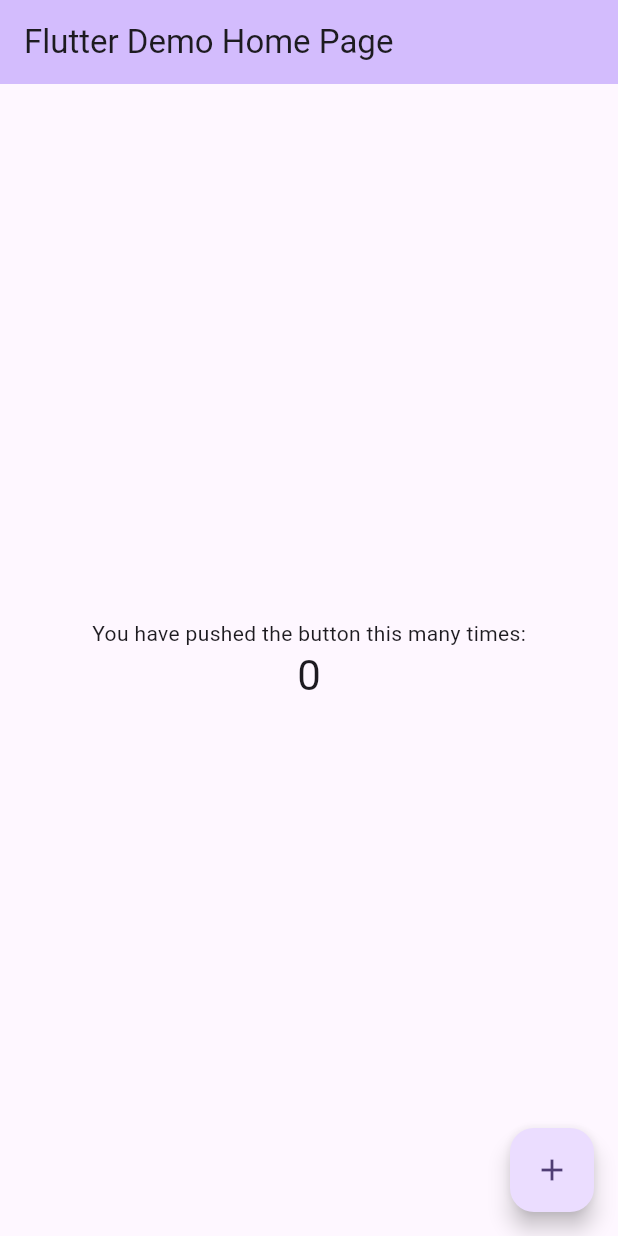
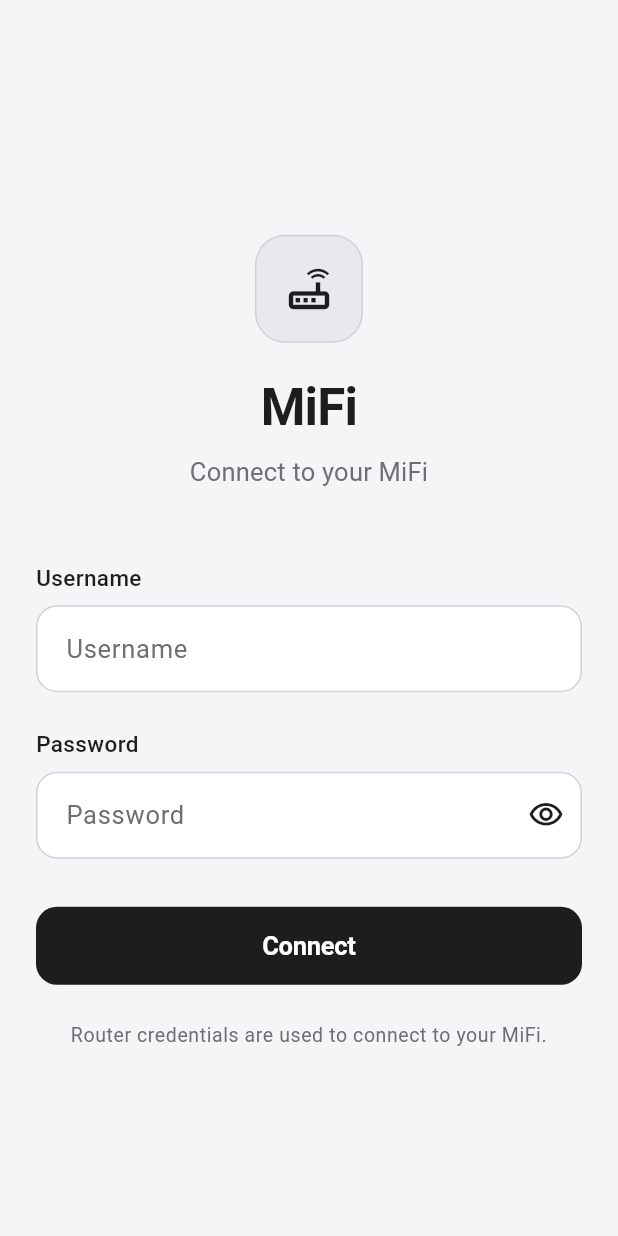
Before and after one commit to Obiinnaa-codes/lynqo, a Flutter app: the screen it shows after launch, on a phone screen of 412 x 824 dp. Run offline on Flutter 3.47's test engine with Material 3 defaults, Android fonts, the light colour scheme and no system bars; our stand-ins replace flutter_riverpod, go_router.

Commit message:
Implement initial app structure with login functionality and theming
- Set up main application entry point using Riverpod for state management.
- Create a login screen with validation and user input handling.
- Introduce app theming and constants for colors, radii, and spacing.
- Add routing for navigation to the login screen.
- Include necessary dependencies in pubspec.yaml for state management and secure storage.
- Implement shared widgets for logo, buttons, and text fields.
- Update generated plugin registrants for new dependencies.

```diff
--- /dev/null
+++ b/lib/core/constants/app_colors.dart
@@ -0,0 +1,15 @@
+import 'package:flutter/material.dart';
+
+abstract final class AppColors {
+  static const Color background = Color(0xFFF5F5F7);
+  static const Color surface = Color(0xFFFFFFFF);
+  static const Color primary = Color(0xFF1D1D1F);
+  static const Color primaryDisabled = Color(0xFFB0B0B5);
+  static const Color onPrimary = Color(0xFFFFFFFF);
+  static const Color textPrimary = Color(0xFF1D1D1F);
+  static const Color textSecondary = Color(0xFF6E6E73);
+  static const Color border = Color(0xFFD1D1D6);
+  static const Color borderFocused = Color(0xFF8E8E93);
+  static const Color error = Color(0xFFFF3B30);
+  static const Color logoBackground = Color(0xFFE8E8ED);
+}
--- /dev/null
+++ b/lib/core/constants/app_radii.dart
@@ -0,0 +1,5 @@
+abstract final class AppRadii {
+  static const double field = 14;
+  static const double button = 14;
+  static const double logo = 20;
+}
--- /dev/null
+++ b/lib/core/constants/app_spacing.dart
@@ -0,0 +1,8 @@
+abstract final class AppSpacing {
+  static const double xs = 8;
+  static const double sm = 12;
+  static const double md = 16;
+  static const double lg = 24;
+  static const double xl = 32;
+  static const double xxl = 48;
+}
--- /dev/null
+++ b/lib/core/routing/app_router.dart
@@ -0,0 +1,17 @@
+import 'package:flutter_riverpod/flutter_riverpod.dart';
+import 'package:go_router/go_router.dart';
+
+import '../../features/auth/presentation/screens/login_screen.dart';
+import 'app_routes.dart';
+
+final goRouterProvider = Provider<GoRouter>((ref) {
+  return GoRouter(
+    initialLocation: AppRoutes.login,
+    routes: [
+      GoRoute(
+        path: AppRoutes.login,
+        builder: (context, state) => const LoginScreen(),
+      ),
+    ],
+  );
+});
--- /dev/null
+++ b/lib/core/routing/app_routes.dart
@@ -0,0 +1,3 @@
+abstract final class AppRoutes {
+  static const String login = '/login';
+}
--- /dev/null
+++ b/lib/core/theme/app_theme.dart
@@ -0,0 +1,123 @@
+import 'package:flutter/material.dart';
+import 'package:flutter/services.dart';
+
+import '../constants/app_colors.dart';
+import '../constants/app_radii.dart';
+
+abstract final class AppTheme {
+  static ThemeData get light {
+    const colorScheme = ColorScheme.light(
+      surface: AppColors.surface,
+      onSurface: AppColors.textPrimary,
+      primary: AppColors.primary,
+      onPrimary: AppColors.onPrimary,
+      error: AppColors.error,
+    );
+
+    return ThemeData(
+      useMaterial3: true,
+      colorScheme: colorScheme,
+      scaffoldBackgroundColor: AppColors.background,
+      appBarTheme: const AppBarTheme(
+        backgroundColor: AppColors.background,
+        foregroundColor: AppColors.textPrimary,
+        elevation: 0,
+        scrolledUnderElevation: 0,
+        systemOverlayStyle: SystemUiOverlayStyle.dark,
+      ),
+      textTheme: const TextTheme(
+        headlineLarge: TextStyle(
+          fontSize: 34,
+          fontWeight: FontWeight.w600,
+          letterSpacing: -0.5,
+          color: AppColors.textPrimary,
+          height: 1.15,
+        ),
+        titleMedium: TextStyle(
+          fontSize: 17,
+          fontWeight: FontWeight.w400,
+          color: AppColors.textSecondary,
+          height: 1.35,
+        ),
+        bodyMedium: TextStyle(
+          fontSize: 15,
+          fontWeight: FontWeight.w400,
+          color: AppColors.textSecondary,
+          height: 1.4,
+        ),
+        labelLarge: TextStyle(
+          fontSize: 17,
+          fontWeight: FontWeight.w600,
+          color: AppColors.onPrimary,
+          letterSpacing: -0.2,
+        ),
+        bodySmall: TextStyle(
+          fontSize: 13,
+          fontWeight: FontWeight.w400,
+          color: AppColors.textSecondary,
+          height: 1.45,
+        ),
+      ),
+      inputDecorationTheme: InputDecorationTheme(
+        filled: true,
+        fillColor: AppColors.surface,
+        contentPadding: const EdgeInsets.symmetric(
+          horizontal: 16,
+          vertical: 16,
+        ),
+        hintStyle: const TextStyle(
+          fontSize: 17,
+          fontWeight: FontWeight.w400,
+          color: AppColors.textSecondary,
+        ),
+        border: OutlineInputBorder(
+          borderRadius: BorderRadius.circular(AppRadii.field),
+          borderSide: const BorderSide(color: AppColors.border),
+        ),
+        enabledBorder: OutlineInputBorder(
+          borderRadius: BorderRadius.circular(AppRadii.field),
+          borderSide: const BorderSide(color: AppColors.border),
+        ),
+        focusedBorder: OutlineInputBorder(
+          borderRadius: BorderRadius.circular(AppRadii.field),
+          borderSide: const BorderSide(
+            color: AppColors.borderFocused,
+            width: 1.5,
+          ),
+        ),
+        errorBorder: OutlineInputBorder(
+          borderRadius: BorderRadius.circular(AppRadii.field),
+          borderSide: const BorderSide(color: AppColors.error),
+        ),
+        focusedErrorBorder: OutlineInputBorder(
+          borderRadius: BorderRadius.circular(AppRadii.field),
+          borderSide: const BorderSide(color: AppColors.error, width: 1.5),
+        ),
+        errorStyle: const TextStyle(
+          fontSize: 13,
+          color: AppColors.error,
+          height: 1.3,
+        ),
+      ),
+      filledButtonTheme: FilledButtonThemeData(
+        style: FilledButton.styleFrom(
+          backgroundColor: AppColors.primary,
+          foregroundColor: AppColors.onPrimary,
+          disabledBackgroundColor: AppColors.primaryDisabled,
+          disabledForegroundColor: AppColors.onPrimary,
+          minimumSize: const Size.fromHeight(52),
+          padding: const EdgeInsets.symmetric(horizontal: 24, vertical: 16),
+          shape: RoundedRectangleBorder(
+            borderRadius: BorderRadius.circular(AppRadii.button),
+          ),
+          elevation: 0,
+          textStyle: const TextStyle(
+            fontSize: 17,
+            fontWeight: FontWeight.w600,
+            letterSpacing: -0.2,
+          ),
+        ),
+      ),
+    );
+  }
+}
--- /dev/null
+++ b/lib/features/auth/presentation/providers/login_controller.dart
@@ -0,0 +1,102 @@
+import 'package:flutter_riverpod/flutter_riverpod.dart';
+
+class LoginState {
+  const LoginState({
+    this.username = '',
+    this.password = '',
+    this.obscurePassword = true,
+    this.usernameError,
+    this.passwordError,
+    this.isSubmitting = false,
+  });
+
+  final String username;
+  final String password;
+  final bool obscurePassword;
+  final String? usernameError;
+  final String? passwordError;
+  final bool isSubmitting;
+
+  LoginState copyWith({
+    String? username,
+    String? password,
+    bool? obscurePassword,
+    String? usernameError,
+    String? passwordError,
+    bool? isSubmitting,
+    bool clearUsernameError = false,
+    bool clearPasswordError = false,
+  }) {
+    return LoginState(
+      username: username ?? this.username,
+      password: password ?? this.password,
+      obscurePassword: obscurePassword ?? this.obscurePassword,
+      usernameError: clearUsernameError
+          ? null
+          : (usernameError ?? this.usernameError),
+      passwordError: clearPasswordError
+          ? null
+          : (passwordError ?? this.passwordError),
+      isSubmitting: isSubmitting ?? this.isSubmitting,
+    );
+  }
+}
+
+class LoginController extends Notifier<LoginState> {
+  @override
+  LoginState build() => const LoginState();
+
+  void setUsername(String value) {
+    state = state.copyWith(username: value, clearUsernameError: true);
+  }
+
+  void setPassword(String value) {
+    state = state.copyWith(password: value, clearPasswordError: true);
+  }
+
+  void togglePasswordVisibility() {
+    state = state.copyWith(obscurePassword: !state.obscurePassword);
+  }
+
+  Future<void> connect() async {
+    if (state.isSubmitting) {
+      return;
+    }
+
+    state = state.copyWith(isSubmitting: true);
+
+    final username = state.username.trim();
+    final password = state.password;
+
+    String? usernameError;
+    String? passwordError;
+
+    if (username.isEmpty) {
+      usernameError = 'Username is required';
+    }
+    if (password.isEmpty) {
+      passwordError = 'Password is required';
+    }
+
+    if (usernameError != null || passwordError != null) {
+      state = state.copyWith(
+        isSubmitting: false,
+        usernameError: usernameError,
+        passwordError: passwordError,
+      );
+      return;
+    }
+
+    // TODO: router authentication (Step 2)
+
+    state = state.copyWith(
+      isSubmitting: false,
+      clearUsernameError: true,
+      clearPasswordError: true,
+    );
+  }
+}
+
+final loginControllerProvider = NotifierProvider<LoginController, LoginState>(
+  LoginController.new,
+);
--- /dev/null
+++ b/lib/features/auth/presentation/screens/login_screen.dart
@@ -0,0 +1,119 @@
+import 'package:flutter/material.dart';
+import 'package:flutter_riverpod/flutter_riverpod.dart';
+
+import '../../../../core/constants/app_spacing.dart';
+import '../../../../shared/widgets/app_logo_placeholder.dart';
+import '../../../../shared/widgets/app_primary_button.dart';
+import '../../../../shared/widgets/app_text_field.dart';
+import '../providers/login_controller.dart';
+
+class LoginScreen extends ConsumerStatefulWidget {
+  const LoginScreen({super.key});
+
+  @override
+  ConsumerState<LoginScreen> createState() => _LoginScreenState();
+}
+
+class _LoginScreenState extends ConsumerState<LoginScreen> {
+  late final TextEditingController _usernameController;
+  late final TextEditingController _passwordController;
+
+  @override
+  void initState() {
+    super.initState();
+    _usernameController = TextEditingController();
+    _passwordController = TextEditingController();
+  }
+
+  @override
+  void dispose() {
+    _usernameController.dispose();
+    _passwordController.dispose();
+    super.dispose();
+  }
+
+  @override
+  Widget build(BuildContext context) {
+    final loginState = ref.watch(loginControllerProvider);
+    final loginNotifier = ref.read(loginControllerProvider.notifier);
+    final textTheme = Theme.of(context).textTheme;
+
+    return Scaffold(
+      body: SafeArea(
+        child: Center(
+          child: SingleChildScrollView(
+            padding: const EdgeInsets.symmetric(
+              horizontal: AppSpacing.lg,
+              vertical: AppSpacing.xl,
+            ),
+            child: ConstrainedBox(
+              constraints: const BoxConstraints(maxWidth: 420),
+              child: Column(
+                crossAxisAlignment: CrossAxisAlignment.stretch,
+                children: [
+                  const SizedBox(height: AppSpacing.xl),
+                  const Center(child: AppLogoPlaceholder()),
+                  const SizedBox(height: AppSpacing.lg),
+                  Text(
+                    'MiFi',
+                    textAlign: TextAlign.center,
+                    style: textTheme.headlineLarge,
+                  ),
+                  const SizedBox(height: AppSpacing.sm),
+                  Text(
+                    'Connect to your MiFi',
+                    textAlign: TextAlign.center,
+                    style: textTheme.titleMedium,
+                  ),
+                  const SizedBox(height: AppSpacing.xxl),
+                  AppTextField(
+                    controller: _usernameController,
+                    label: 'Username',
+                    errorText: loginState.usernameError,
+                    textInputAction: TextInputAction.next,
+                    autofillHints: const [AutofillHints.username],
+                    keyboardType: TextInputType.text,
+                    onChanged: loginNotifier.setUsername,
+                    onSubmitted: (_) => FocusScope.of(context).nextFocus(),
+                  ),
+                  const SizedBox(height: AppSpacing.lg),
+                  AppTextField(
+                    controller: _passwordController,
+                    label: 'Password',
+                    errorText: loginState.passwordError,
+                    obscureText: loginState.obscurePassword,
+                    textInputAction: TextInputAction.done,
+                    autofillHints: const [AutofillHints.password],
+                    onChanged: loginNotifier.setPassword,
+                    onSubmitted: (_) => loginNotifier.connect(),
+                    suffixIcon: IconButton(
+                      onPressed: loginNotifier.togglePasswordVisibility,
+                      icon: Icon(
+                        loginState.obscurePassword
+                            ? Icons.visibility_outlined
+                            : Icons.visibility_off_outlined,
+                        color: Theme.of(context).colorScheme.onSurface,
+                      ),
+                    ),
+                  ),
+                  const SizedBox(height: AppSpacing.xl),
+                  AppPrimaryButton(
+                    label: 'Connect',
+                    isLoading: loginState.isSubmitting,
+                    onPressed: loginNotifier.connect,
+                  ),
+                  const SizedBox(height: AppSpacing.lg),
+                  Text(
+                    'Router credentials are used to connect to your MiFi.',
+                    textAlign: TextAlign.center,
+                    style: textTheme.bodySmall,
+                  ),
+                ],
+              ),
+            ),
+          ),
+        ),
+      ),
+    );
+  }
+}
--- a/lib/main.dart
+++ b/lib/main.dart
@@ -1,122 +1,25 @@
 import 'package:flutter/material.dart';
+import 'package:flutter_riverpod/flutter_riverpod.dart';
+
+import 'core/routing/app_router.dart';
+import 'core/theme/app_theme.dart';
 
 void main() {
-  runApp(const MyApp());
+  runApp(const ProviderScope(child: LynqoApp()));
 }
 
-class MyApp extends StatelessWidget {
-  const MyApp({super.key});
+class LynqoApp extends ConsumerWidget {
+  const LynqoApp({super.key});
 
-  // This widget is the root of your application.
   @override
-  Widget build(BuildContext context) {
-    return MaterialApp(
-      title: 'Flutter Demo',
-      theme: ThemeData(
-        // This is the theme of your application.
-        //
-        // TRY THIS: Try running your application with "flutter run". You'll see
-        // the application has a purple toolbar. Then, without quitting the app,
-        // try changing the seedColor in the colorScheme below to Colors.green
-        // and then invoke "hot reload" (save your changes or press the "hot
-        // reload" button in a Flutter-supported IDE, or press "r" if you used
-        // the command line to start the app).
-        //
-        // Notice that the counter didn't reset back to zero; the application
-        // state is not lost during the reload. To reset the state, use hot
-        // restart instead.
-        //
-        // This works for code too, not just values: Most code changes can be
-        // tested with just a hot reload.
-        colorScheme: .fromSeed(seedColor: Colors.deepPurple),
-      ),
-      home: const MyHomePage(title: 'Flutter Demo Home Page'),
+  Widget build(BuildContext context, WidgetRef ref) {
+    final router = ref.watch(goRouterProvider);
+
+    return MaterialApp.router(
+      title: 'MiFi',
+      debugShowCheckedModeBanner: false,
+      theme: AppTheme.light,
+      routerConfig: router,
     );
   }
 }
-
-class MyHomePage extends StatefulWidget {
-  const MyHomePage({super.key, required this.title});
-
-  // This widget is the home page of your application. It is stateful, meaning
-  // that it has a State object (defined below) that contains fields that affect
-  // how it looks.
-
-  // This class is the configuration for the state. It holds the values (in this
-  // case the title) provided by the parent (in this case the App widget) and
-  // used by the build method of the State. Fields in a Widget subclass are
-  // always marked "final".
-
-  final String title;
-
-  @override
-  State<MyHomePage> createState() => _MyHomePageState();
-}
-
-class _MyHomePageState extends State<MyHomePage> {
-  int _counter = 0;
-
-  void _incrementCounter() {
-    setState(() {
-      // This call to setState tells the Flutter framework that something has
-      // changed in this State, which causes it to rerun the build method below
-      // so that the display can reflect the updated values. If we changed
-      // _counter without calling setState(), then the build method would not be
-      // called again, and so nothing would appear to happen.
-      _counter++;
-    });
-  }
-
-  @override
-  Widget build(BuildContext context) {
-    // This method is rerun every time setState is called, for instance as done
-    // by the _incrementCounter method above.
-    //
-    // The Flutter framework has been optimized to make rerunning build methods
-    // fast, so that you can just rebuild anything that needs updating rather
-    // than having to individually change instances of widgets.
-    return Scaffold(
-      appBar: AppBar(
-        // TRY THIS: Try changing the color here to a specific color (to
-        // Colors.amber, perhaps?) and trigger a hot reload to see the AppBar
-        // change color while the other colors stay the same.
-        backgroundColor: Theme.of(context).colorScheme.inversePrimary,
-        // Here we take the value from the MyHomePage object that was created by
-        // the App.build method, and use it to set our appbar title.
-        title: Text(widget.title),
-      ),
-      body: Center(
-        // Center is a layout widget. It takes a single child and positions it
-        // in the middle of the parent.
-        child: Column(
-          // Column is also a layout widget. It takes a list of children and
-          // arranges them vertically. By default, it sizes itself to fit its
-          // children horizontally, and tries to be as tall as its parent.
-          //
-          // Column has various properties to control how it sizes itself and
-          // how it positions its children. Here we use mainAxisAlignment to
-          // center the children vertically; the main axis here is the vertical
-          // axis because Columns are vertical (the cross axis would be
-          // horizontal).
-          //
-          // TRY THIS: Invoke "debug painting" (choose the "Toggle Debug Paint"
-          // action in the IDE, or press "p" in the console), to see the
-          // wireframe for each widget.
-          mainAxisAlignment: .center,
-          children: [
-            const Text('You have pushed the button this many times:'),
-            Text(
-              '$_counter',
-              style: Theme.of(context).textTheme.headlineMedium,
-            ),
-          ],
-        ),
-      ),
-      floatingActionButton: FloatingActionButton(
-        onPressed: _incrementCounter,
-        tooltip: 'Increment',
-        child: const Icon(Icons.add),
-      ),
-    );
-  }
-}
--- /dev/null
+++ b/lib/shared/widgets/app_logo_placeholder.dart
@@ -0,0 +1,28 @@
+import 'package:flutter/material.dart';
+
+import '../../core/constants/app_colors.dart';
+import '../../core/constants/app_radii.dart';
+
+class AppLogoPlaceholder extends StatelessWidget {
+  const AppLogoPlaceholder({super.key, this.size = 72});
+
+  final double size;
+
+  @override
+  Widget build(BuildContext context) {
+    return Container(
+      width: size,
+      height: size,
+      decoration: BoxDecoration(
+        color: AppColors.logoBackground,
+        borderRadius: BorderRadius.circular(AppRadii.logo),
+        border: Border.all(color: AppColors.border),
+      ),
+      child: const Icon(
+        Icons.router_outlined,
+        size: 36,
+        color: AppColors.textPrimary,
+      ),
+    );
+  }
+}
--- /dev/null
+++ b/lib/shared/widgets/app_primary_button.dart
@@ -0,0 +1,31 @@
+import 'package:flutter/material.dart';
+
+class AppPrimaryButton extends StatelessWidget {
+  const AppPrimaryButton({
+    super.key,
+    required this.label,
+    required this.onPressed,
+    this.isLoading = false,
+  });
+
+  final String label;
+  final VoidCallback? onPressed;
+  final bool isLoading;
+
+  @override
+  Widget build(BuildContext context) {
+    return FilledButton(
+      onPressed: isLoading ? null : onPressed,
+      child: isLoading
+          ? const SizedBox(
+              width: 22,
+              height: 22,
+              child: CircularProgressIndicator(
+                strokeWidth: 2,
+                color: Colors.white,
+              ),
+            )
+          : Text(label),
+    );
+  }
+}
--- /dev/null
+++ b/lib/shared/widgets/app_text_field.dart
@@ -0,0 +1,61 @@
+import 'package:flutter/material.dart';
+
+class AppTextField extends StatelessWidget {
+  const AppTextField({
+    super.key,
+    required this.controller,
+    required this.label,
+    this.hint,
+    this.errorText,
+    this.obscureText = false,
+    this.textInputAction,
+    this.onSubmitted,
+    this.suffixIcon,
+    this.autofillHints,
+    this.keyboardType,
+    this.onChanged,
+  });
+
+  final TextEditingController controller;
+  final String label;
+  final String? hint;
+  final String? errorText;
+  final bool obscureText;
+  final TextInputAction? textInputAction;
+  final ValueChanged<String>? onSubmitted;
+  final Widget? suffixIcon;
+  final Iterable<String>? autofillHints;
+  final TextInputType? keyboardType;
+  final ValueChanged<String>? onChanged;
+
+  @override
+  Widget build(BuildContext context) {
+    return Column(
+      crossAxisAlignment: CrossAxisAlignment.start,
+      children: [
+        Text(
+          label,
+          style: Theme.of(context).textTheme.bodyMedium?.copyWith(
+            color: Theme.of(context).colorScheme.onSurface,
+            fontWeight: FontWeight.w500,
+          ),
+        ),
+        const SizedBox(height: 8),
+        TextField(
+          controller: controller,
+          obscureText: obscureText,
+          textInputAction: textInputAction,
+          onSubmitted: onSubmitted,
+          onChanged: onChanged,
+          autofillHints: autofillHints,
+          keyboardType: keyboardType,
+          decoration: InputDecoration(
+            hintText: hint ?? label,
+            errorText: errorText,
+            suffixIcon: suffixIcon,
+          ),
+        ),
+      ],
+    );
+  }
+}
```
Also changed, not shown: pubspec.yaml (+12 -0 lines), pubspec.lock, 6 other files.
